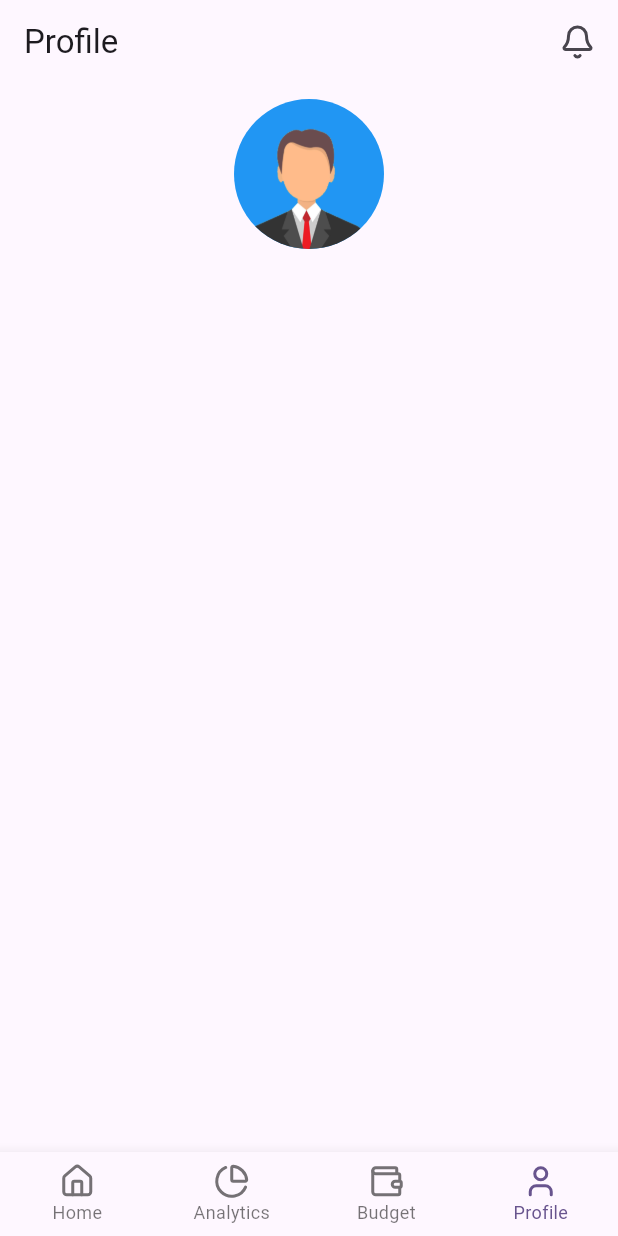
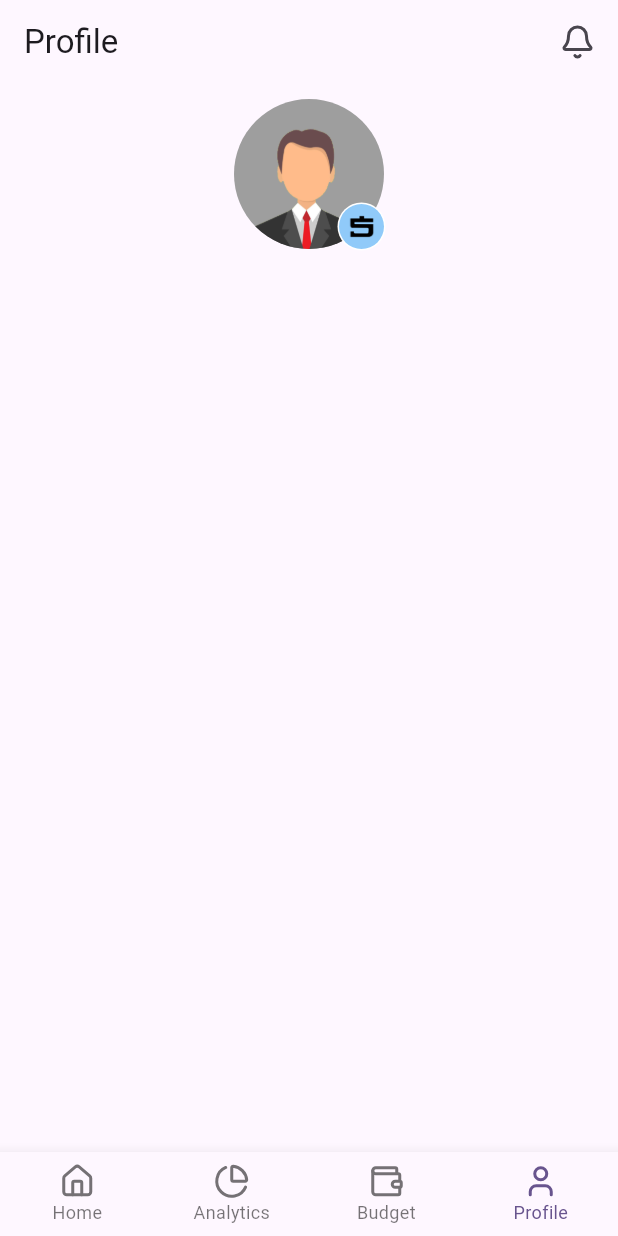
Before and after one commit to demystik/spendly, a Flutter app: the ProfileScreen screen opened by its route, on a phone screen of 412 x 824 dp. Run offline on Flutter 3.47's test engine with Material 3 defaults, Android fonts, the phone set to English and light mode, and no system bars; our stand-ins replace flutter_svg, go_router, lucide_icons_flutter.

Commit message:
profile screen avatar added

```diff
--- a/lib/screens/profile_screen.dart
+++ b/lib/screens/profile_screen.dart
@@ -30,11 +30,29 @@ class ProfileScreen extends StatelessWidget {
                       height: 100,
                       decoration: BoxDecoration(
                         shape: BoxShape.circle,
-                        color: Colors.blue,
+                        color: Colors.grey,
                         image: DecorationImage(
                           fit: BoxFit.cover,
-                          image: AssetImage("assets/images/profile_male.png",),
+                          image: AssetImage("assets/images/profile_male.png"),
                         ),
+                      ),
+                    ),
+                    Positioned(
+                      bottom: 0,
+                      right: 0,
+                      child: Container(
+                        width: 30,
+                        height: 30,
+                        padding: EdgeInsets.all(6),
+                        decoration: BoxDecoration(
+                          boxShadow: [
+                            BoxShadow(color: Colors.white, spreadRadius: 1.0),
+                          ],
+                          color: Colors.blue.shade200,
+                          shape: BoxShape.circle,
+                        ),
+
+                        child: Image.asset("assets/logos/spendly_logo1.png"),
                       ),
                     ),
                   ],
```
